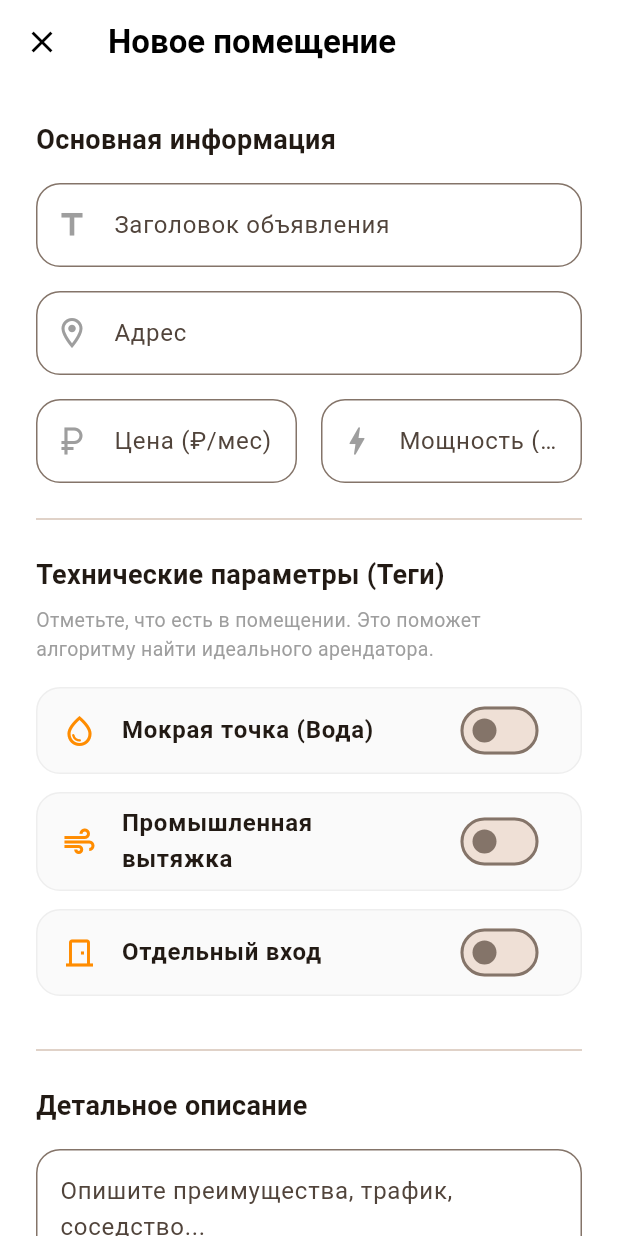
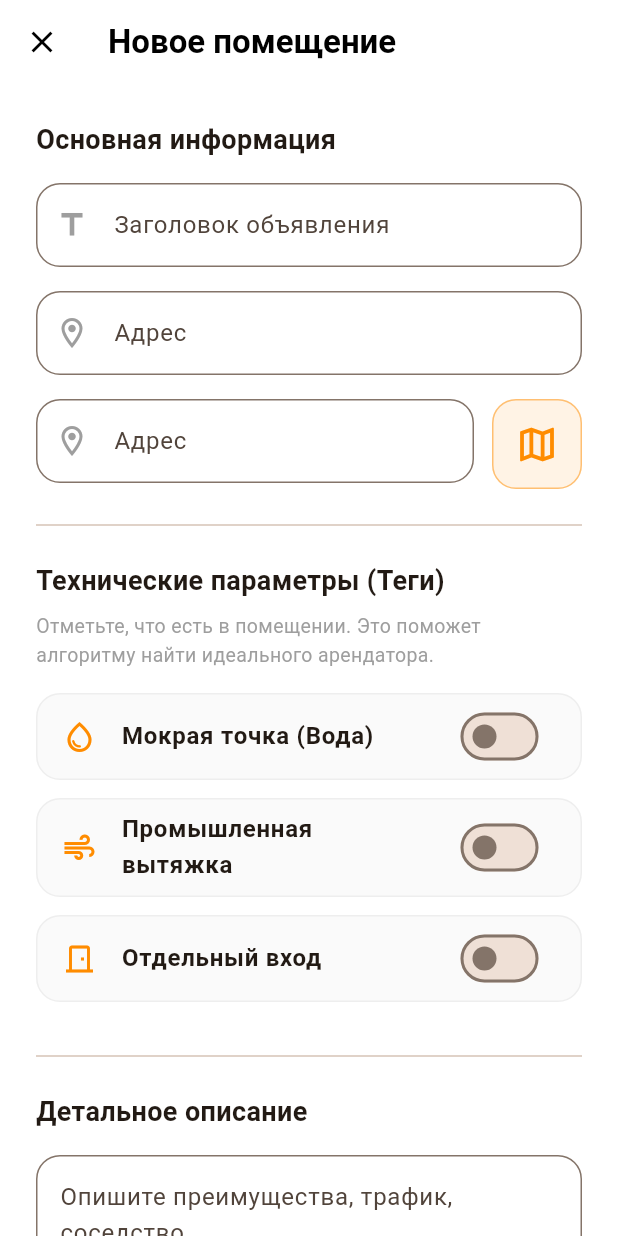
Before and after one commit to Johan0565/street-retail-aggregator, a Flutter app: the AddPropertyScreen screen opened directly, on a phone screen of 412 x 824 dp. Run offline on Flutter 3.47's test engine with Material 3 defaults, Android fonts, the phone set to English and light mode, and no system bars; our stand-ins replace dio, flutter_secure_storage, geolocator, pinput; missing offline and left inert: yandex_mapkit; accounts and stored records are empty.

Commit message:
FUCKING BUG FIXING

```diff
--- a/frontend/lib/src/presentation/screens/landlord/add_property_screen.dart
+++ b/frontend/lib/src/presentation/screens/landlord/add_property_screen.dart
@@ -1,6 +1,6 @@
 import 'package:flutter/material.dart';
 import '../../../services/property_service.dart';
-
+import 'map_picker_screen.dart';
 class AddPropertyScreen extends StatefulWidget {
   const AddPropertyScreen({super.key});
 
@@ -22,6 +22,8 @@ class _AddPropertyScreenState extends State<AddPropertyScreen> {
 
   // Состояния для переключателей (тегов)
   bool _hasWater = false;
+  double? _selectedLat;
+  double? _selectedLon;
   bool _hasVentilation = false;
   bool _hasSeparateEntrance = false;
 
@@ -40,6 +42,13 @@ class _AddPropertyScreenState extends State<AddPropertyScreen> {
   Future<void> _submitForm() async {
     // Проверяем, что все обязательные поля заполнены
     if (!_formKey.currentState!.validate()) return;
+// Проверка, выбрал ли арендодатель координаты
+    if (_selectedLat == null || _selectedLon == null) {
+      ScaffoldMessenger.of(context).showSnackBar(
+        const SnackBar(content: Text('Пожалуйста, укажите точку на карте'), backgroundColor: Colors.orange),
+      );
+      return;
+    }
 
     setState(() => _isSubmitting = true);
 
@@ -52,6 +61,8 @@ class _AddPropertyScreenState extends State<AddPropertyScreen> {
       hasWater: _hasWater,
       hasVentilation: _hasVentilation,
       hasSeparateEntrance: _hasSeparateEntrance,
+      latitude: _selectedLat!,  // <-- ПЕРЕДАЕМ
+      longitude: _selectedLon!, // <-- ПЕРЕДАЕМ
     );
 
     setState(() => _isSubmitting = false);
@@ -114,25 +125,49 @@ class _AddPropertyScreenState extends State<AddPropertyScreen> {
                 const SizedBox(height: 16),
 
                 // Цена и Электричество (в один ряд для красоты)
+                // Адрес и кнопка карты
                 Row(
+                  crossAxisAlignment: CrossAxisAlignment.start,
                   children: [
                     Expanded(
                       child: _buildTextField(
-                        controller: _priceController,
-                        label: 'Цена (₽/мес)',
-                        hint: '150000',
-                        icon: Icons.currency_ruble,
-                        isNumber: true,
+                        controller: _addressController,
+                        label: 'Адрес',
+                        hint: 'г. Москва, ул. Ленина, д. 1',
+                        icon: Icons.location_on_outlined,
+                        readOnly: true,
                       ),
                     ),
-                    const SizedBox(width: 16),
-                    Expanded(
-                      child: _buildTextField(
-                        controller: _powerController,
-                        label: 'Мощность (кВт)',
-                        hint: '15.0',
-                        icon: Icons.bolt,
-                        isNumber: true,
+                    const SizedBox(width: 12),
+                    Container(
+                      height: 60, // Высота под размер TextField
+                      width: 60,
+                      decoration: BoxDecoration(
+                        color: _primaryOrange.withOpacity(0.1),
+                        borderRadius: BorderRadius.circular(16),
+                        border: Border.all(color: _primaryOrange.withOpacity(0.5)),
+                      ),
+                      child: IconButton(
+                        icon: Icon(Icons.map_outlined, color: _primaryOrange, size: 30),
+                        onPressed: () async {
+                          // Открываем экран выбора на карте
+                          final result = await Navigator.push<Map<String, dynamic>>(
+                            context,
+                            MaterialPageRoute(builder: (context) => const MapPickerScreen()),
+                          );
+
+                          // Если пользователь выбрал точку и вернулся
+                          if (result != null) {
+                            setState(() {
+                              _selectedLat = result['latitude'];
+                              _selectedLon = result['longitude'];
+                              // Если Яндекс отдал адрес, вписываем его автоматически
+                              if (result['address'] != 'Адрес не найден' && result['address'] != 'Ошибка получения адреса') {
+                                _addressController.text = result['address'];
+                              }
+                            });
+                          }
+                        },
                       ),
                     ),
                   ],
@@ -218,9 +253,11 @@ class _AddPropertyScreenState extends State<AddPropertyScreen> {
     required String hint,
     required IconData icon,
     bool isNumber = false,
+    bool readOnly = false,
   }) {
     return TextFormField(
       controller: controller,
+      readOnly: readOnly,
       keyboardType: isNumber ? const TextInputType.numberWithOptions(decimal: true) : TextInputType.text,
       validator: (value) => value!.isEmpty ? 'Заполните поле' : null,
       decoration: InputDecoration(
--- a/frontend/pubspec.yaml
+++ b/frontend/pubspec.yaml
@@ -38,6 +38,7 @@ dependencies:
   dio: ^5.9.2
   flutter_secure_storage: ^10.0.0
   pinput: ^6.0.2
+  geolocator: ^14.0.2
 
 dev_dependencies:
   flutter_test:
```
Also changed, not shown: frontend/lib/src/presentation/screens/landlord/map_picker_screen.dart (added, +226 -0 lines), frontend/lib/src/services/property_service.dart (+7 -5 lines), frontend/pubspec.lock, 2 other files.
